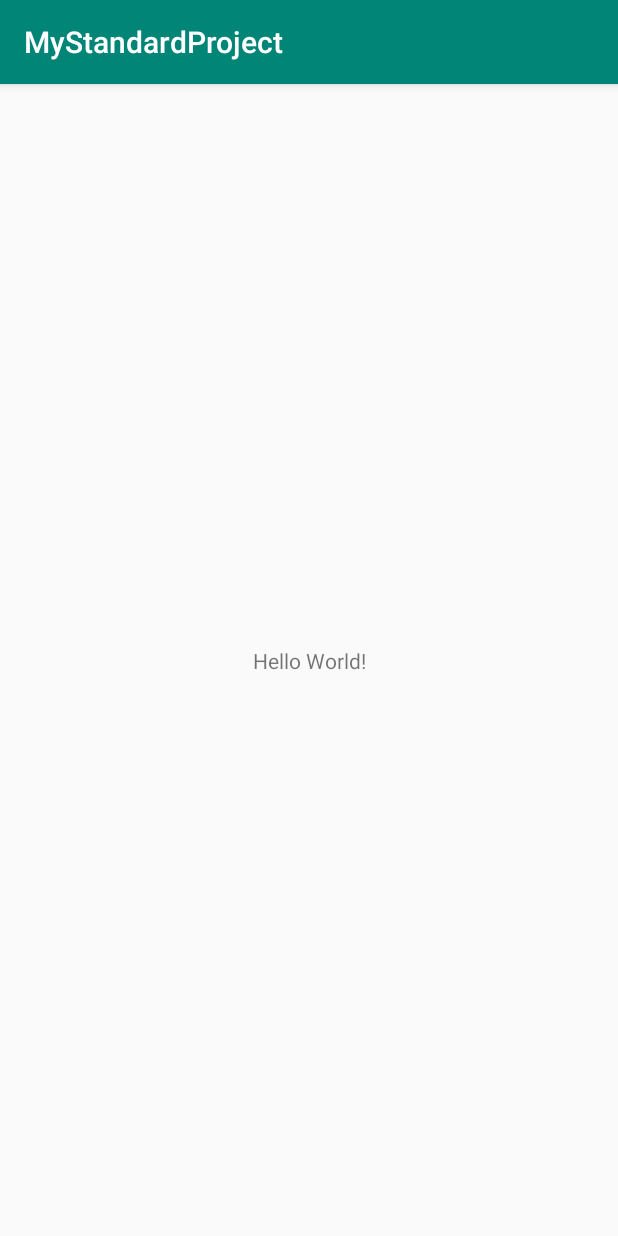
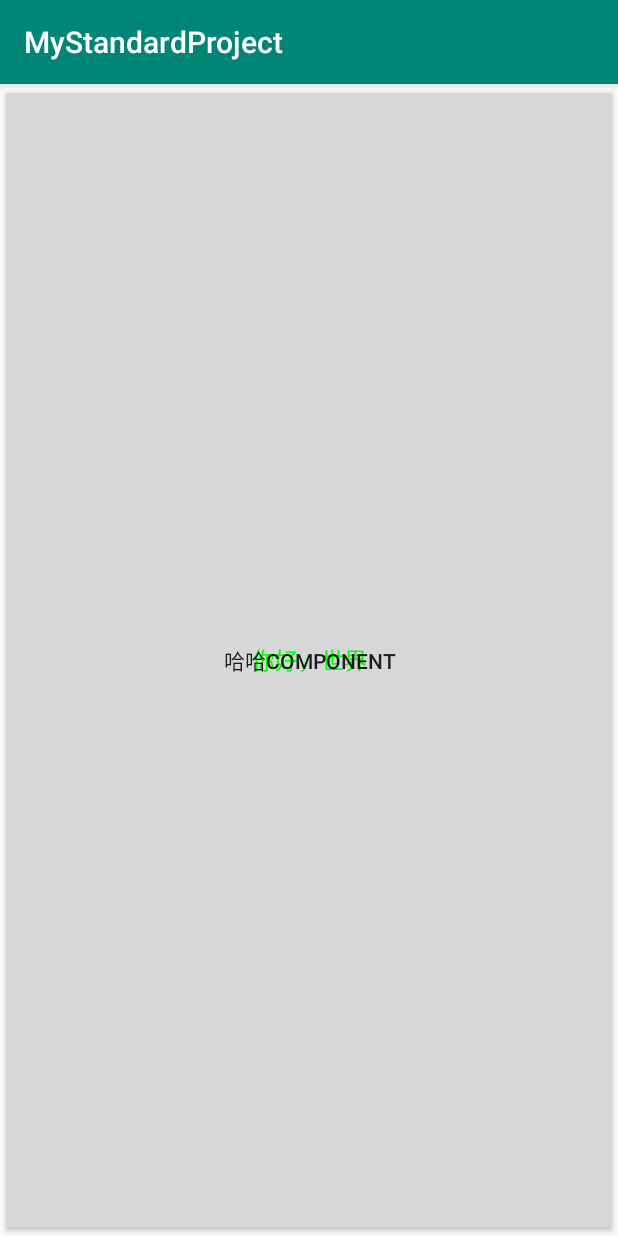
Before and after one commit to chengyiqingqing/MyStandardProject, an Android app: the screen it shows after launch (MainActivity), on a phone screen of 412 x 824 dp. Run offline under Robolectric (Android 15) with nearby library versions, the phone set to English and light mode, and no system bars.

Commit message:
【功能】创建Mvp文件

```diff
--- a/app/src/main/java/com/sww/mystandard/MainActivity.java
+++ b/app/src/main/java/com/sww/mystandard/MainActivity.java
@@ -1,13 +1,19 @@
 package com.sww.mystandard;
 
-import android.support.v7.app.AppCompatActivity;
 import android.os.Bundle;
 
-public class MainActivity extends AppCompatActivity {
+import com.sww.mystandard.base.activity.BaseActivity;
+import com.sww.mystandard.test.ComponentFragment;
+import com.sww.mystandard.test.RootFragment;
+
+public class MainActivity extends BaseActivity {
 
     @Override
     protected void onCreate(Bundle savedInstanceState) {
         super.onCreate(savedInstanceState);
         setContentView(R.layout.activity_main);
+        setRootFragment(R.id.frame_root, RootFragment.getInstance());
+        addComponentFragment(R.id.frame_component, ComponentFragment.getInstance());
     }
+
 }
--- a/app/src/main/java/com/sww/mystandard/base/activity/BaseActivity.java
+++ b/app/src/main/java/com/sww/mystandard/base/activity/BaseActivity.java
@@ -3,7 +3,9 @@ package com.sww.mystandard.base.activity;
 import android.graphics.Color;
 import android.os.Build;
 import android.os.Bundle;
+import android.support.annotation.IdRes;
 import android.support.annotation.Nullable;
+import android.support.v4.app.Fragment;
 import android.support.v7.app.AppCompatActivity;
 import android.view.KeyEvent;
 import android.view.View;
@@ -53,6 +55,10 @@ public class BaseActivity extends AppCompatActivity implements OnKeyDownListener
         return super.onKeyDown(keyCode, event);
     }
 
+    /**
+     * 2.状态栏设置相关
+     * @param isLightBar true代表【白色状态栏黑色字体】 false【黑色状态栏白色字体】
+     */
     public void initTranslucentStatusBar(boolean isLightBar) {
         if (Build.VERSION.SDK_INT>=Build.VERSION_CODES.M){// sdk版本号>=23;
             if (isLightBar) getWindow().getDecorView().setSystemUiVisibility(
@@ -70,6 +76,26 @@ public class BaseActivity extends AppCompatActivity implements OnKeyDownListener
         if (getSupportActionBar()!=null) getSupportActionBar().hide();
     }
 
+    /**
+     * 为activity设置根fragment
+     * @param layoutId  布局id;
+     * @param fragment  碎片
+     */
+    public void setRootFragment(@IdRes int layoutId, Fragment fragment) {
+        getSupportFragmentManager()
+                .beginTransaction()
+                .add(layoutId, fragment)
+                .commitAllowingStateLoss();
+    }
 
+    /**
+     * 添加一个碎片；
+     */
+    public void addComponentFragment(@IdRes int layoutId, Fragment fragment){
+        getSupportFragmentManager()
+                .beginTransaction()
+                .add(layoutId, fragment)
+                .commitAllowingStateLoss();
+    }
 
 }
--- /dev/null
+++ b/app/src/main/java/com/sww/mystandard/base/mvp/MvpView.java
@@ -0,0 +1,4 @@
+package com.sww.mystandard.base.mvp;
+
+public class MvpView {
+}
--- /dev/null
+++ b/app/src/main/java/com/sww/mystandard/base/mvp/fragment/BaseFragment.java
@@ -0,0 +1,6 @@
+package com.sww.mystandard.base.mvp.fragment;
+
+import android.support.v4.app.Fragment;
+
+public class BaseFragment extends Fragment {
+}
--- /dev/null
+++ b/app/src/main/java/com/sww/mystandard/base/mvp/presenter/MvpPresenter.java
@@ -0,0 +1,4 @@
+package com.sww.mystandard.base.mvp.presenter;
+
+public class MvpPresenter {
+}
--- /dev/null
+++ b/app/src/main/java/com/sww/mystandard/test/ComponentFragment.java
@@ -0,0 +1,33 @@
+package com.sww.mystandard.test;
+
+import android.os.Bundle;
+import android.support.annotation.NonNull;
+import android.support.annotation.Nullable;
+import android.support.v4.app.Fragment;
+import android.view.LayoutInflater;
+import android.view.View;
+import android.view.ViewGroup;
+
+import com.sww.mystandard.R;
+
+public class ComponentFragment extends Fragment {
+
+    private View rootView;
+
+    public static ComponentFragment getInstance(){
+        return new ComponentFragment();
+    }
+
+    @Nullable
+    @Override
+    public View onCreateView(@NonNull LayoutInflater inflater, @Nullable ViewGroup container, @Nullable Bundle savedInstanceState) {
+        if (rootView!=null){
+            ViewGroup viewParent = (ViewGroup) rootView.getParent();
+            if (viewParent!=null) viewParent.removeView(rootView);
+            return rootView;
+        }
+        rootView = inflater.inflate(R.layout.fragment_component,container,false);
+        return rootView;
+    }
+
+}
--- /dev/null
+++ b/app/src/main/java/com/sww/mystandard/test/RootFragment.java
@@ -0,0 +1,34 @@
+package com.sww.mystandard.test;
+
+import android.os.Bundle;
+import android.support.annotation.NonNull;
+import android.support.annotation.Nullable;
+import android.support.v4.app.Fragment;
+import android.view.LayoutInflater;
+import android.view.View;
+import android.view.ViewGroup;
+import android.view.ViewParent;
+
+import com.sww.mystandard.R;
+
+public class RootFragment extends Fragment {
+
+    private View rootView;
+
+    public static RootFragment getInstance(){
+        return new RootFragment();
+    }
+
+    @Nullable
+    @Override
+    public View onCreateView(@NonNull LayoutInflater inflater, @Nullable ViewGroup container, @Nullable Bundle savedInstanceState) {
+        if (rootView!=null){
+            ViewGroup viewParent = (ViewGroup) rootView.getParent();
+            if (viewParent!=null) viewParent.removeView(rootView);
+            return rootView;
+        }
+        rootView = inflater.inflate(R.layout.fragment_root,container,false);
+        return rootView;
+    }
+
+}
--- a/app/src/main/res/layout/activity_main.xml
+++ b/app/src/main/res/layout/activity_main.xml
@@ -6,13 +6,14 @@
     android:layout_height="match_parent"
     tools:context=".MainActivity">
 
-    <TextView
-        android:layout_width="wrap_content"
-        android:layout_height="wrap_content"
-        android:text="Hello World!"
-        app:layout_constraintBottom_toBottomOf="parent"
-        app:layout_constraintLeft_toLeftOf="parent"
-        app:layout_constraintRight_toRightOf="parent"
-        app:layout_constraintTop_toTopOf="parent" />
+    <FrameLayout
+        android:id="@+id/frame_root"
+        android:layout_width="match_parent"
+        android:layout_height="match_parent"/>
+
+    <FrameLayout
+        android:id="@+id/frame_component"
+        android:layout_width="match_parent"
+        android:layout_height="match_parent"/>
 
 </android.support.constraint.ConstraintLayout>
--- /dev/null
+++ b/app/src/main/res/layout/fragment_component.xml
@@ -0,0 +1,12 @@
+<?xml version="1.0" encoding="utf-8"?>
+<RelativeLayout xmlns:android="http://schemas.android.com/apk/res/android"
+    android:layout_width="match_parent"
+    android:layout_height="match_parent">
+
+    <Button
+        android:layout_width="match_parent"
+        android:layout_height="match_parent"
+        android:background="#00000000"
+        android:text="哈哈component" />
+
+</RelativeLayout>
--- /dev/null
+++ b/app/src/main/res/layout/fragment_root.xml
@@ -0,0 +1,14 @@
+<?xml version="1.0" encoding="utf-8"?>
+<android.support.constraint.ConstraintLayout
+    xmlns:android="http://schemas.android.com/apk/res/android"
+    android:layout_width="match_parent"
+    android:layout_height="match_parent">
+
+    <Button
+        android:layout_width="match_parent"
+        android:layout_height="match_parent"
+        android:gravity="center"
+        android:text="你好，世界"
+        android:textColor="#00ff00"
+        android:textSize="15sp" />
+</android.support.constraint.ConstraintLayout>
```
